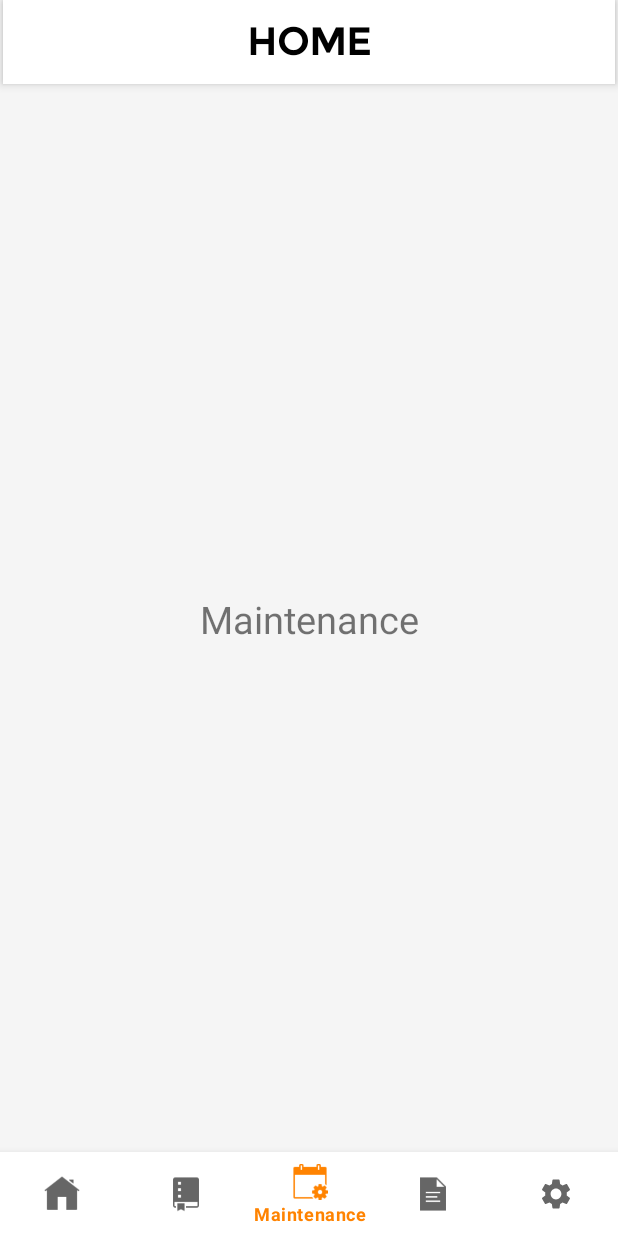
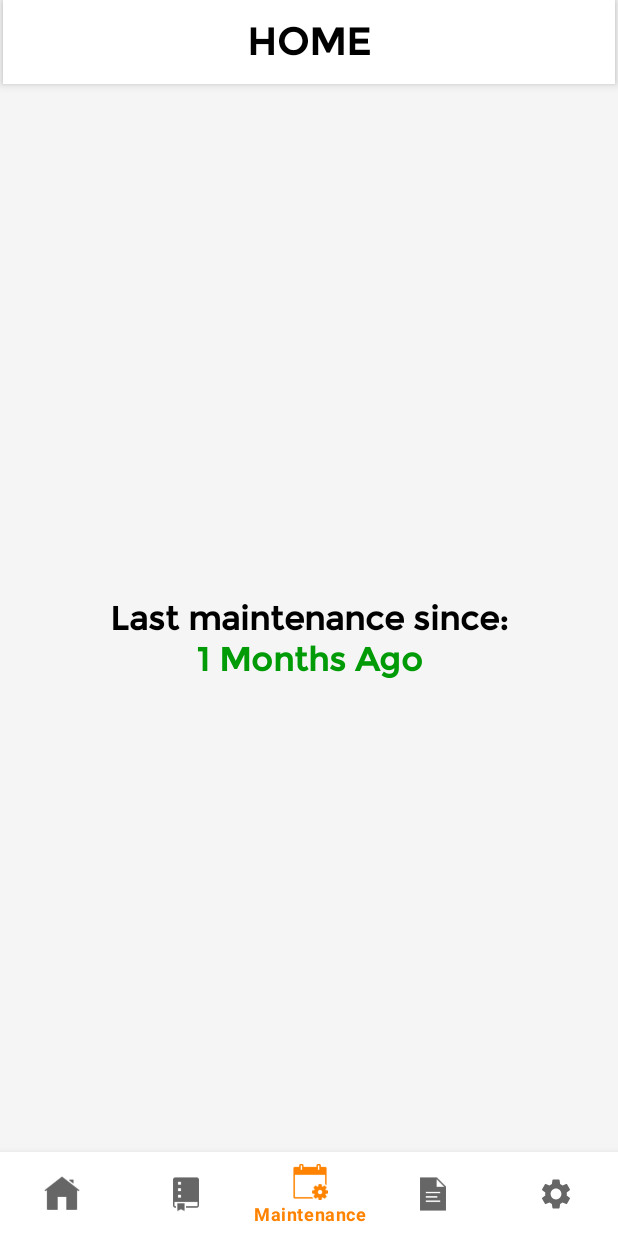
Before and after one commit to DylanRoan/boncafe-uae-maintenance, an Android app: the Maintenance screen opened through its navigation route, on a phone screen of 412 x 824 dp. Run offline under Robolectric (Android 15) with nearby library versions, the phone set to English and light mode, and no system bars; our stand-ins replace navigation-ui.

Commit message:
Functional maintenance

```diff
--- a/app/src/main/java/com/example/boncafeuaemaintenance/HomeActivity.kt
+++ b/app/src/main/java/com/example/boncafeuaemaintenance/HomeActivity.kt
@@ -23,7 +23,7 @@ class HomeActivity : AppCompatActivity() {
         // Make a functional BottomNavMenu
         bottomNavigationView.setupWithNavController(navController)
 
-        // Set up toolbar (top nav menu) with NavController
+        // Set up toolbar (top nav menu)
         setSupportActionBar(toolbar)
         val actionBar = supportActionBar
         actionBar?.setDisplayShowTitleEnabled(false) // disable default toolbar's title
--- a/app/src/main/java/com/example/boncafeuaemaintenance/Maintenance.kt
+++ b/app/src/main/java/com/example/boncafeuaemaintenance/Maintenance.kt
@@ -1,10 +1,19 @@
 package com.example.boncafeuaemaintenance
 
+import android.annotation.SuppressLint
+import android.graphics.Color
+import android.os.Build
 import android.os.Bundle
+import android.util.Log
 import androidx.fragment.app.Fragment
 import android.view.LayoutInflater
 import android.view.View
 import android.view.ViewGroup
+import android.widget.TextView
+import androidx.annotation.RequiresApi
+import kotlinx.android.synthetic.main.fragment_maintenance.*
+import java.time.format.DateTimeFormatter
+import java.time.LocalDate
 
 // TODO: Rename parameter arguments, choose names that match
 // the fragment initialization parameters, e.g. ARG_ITEM_NUMBER
@@ -21,6 +30,7 @@ class Maintenance : Fragment() {
     private var param1: String? = null
     private var param2: String? = null
 
+    @SuppressLint("NewApi")
     override fun onCreate(savedInstanceState: Bundle?) {
         super.onCreate(savedInstanceState)
         arguments?.let {
@@ -29,12 +39,49 @@ class Maintenance : Fragment() {
         }
     }
 
+    @SuppressLint("NewApi", "SetTextI18n")
     override fun onCreateView(
         inflater: LayoutInflater, container: ViewGroup?,
         savedInstanceState: Bundle?
     ): View? {
+        // Inflate layout for this fragment
+        val view = inflater.inflate(R.layout.fragment_maintenance, container, false)
+
+        // Last maintenance date and calculate days ago
+        val lastMaintenanceDate = "2023-03-11"
+        val daysAgo = getDaysAgo(lastMaintenanceDate)
+
+        // Date Conversion
+        val monthsAgo = daysAgo / 30
+        val yearsAgo = monthsAgo / 12
+
+        // Update text (number of days ago)
+        val txtDateMaintenance = view.findViewById<TextView>(R.id.txt_date_maintenance)
+        if (daysAgo == 0) txtDateMaintenance.text = "Today"
+        else if (daysAgo < 31) txtDateMaintenance.text = "$daysAgo Days Ago"
+        else if (daysAgo < 365) txtDateMaintenance.text = "$monthsAgo Months Ago"
+        else txtDateMaintenance.text = "$yearsAgo Years Ago"
+
+        // Update text color (based on: below 3 months, below 6 months, more than 6 months )
+        if (daysAgo < 90) txtDateMaintenance.setTextColor(Color.parseColor("#009B06"))
+        else if (daysAgo < 180) txtDateMaintenance.setTextColor(Color.parseColor("#F29D38"))
+        else txtDateMaintenance.setTextColor(Color.parseColor("#FF0000"))
+
         // Inflate the layout for this fragment
-        return inflater.inflate(R.layout.fragment_maintenance, container, false)
+        return view
+    }
+
+    // Calculate number of days ago since last maintenance date
+    @SuppressLint("NewApi")
+    fun getDaysAgo(date: String): Int {
+        // Calculate days ago
+        val formatter = DateTimeFormatter.ofPattern("yyyy-MM-dd")
+        val pastDate = LocalDate.parse(date, formatter)
+        val currentDate = LocalDate.now()
+        val daysAgo = currentDate.toEpochDay() - pastDate.toEpochDay()
+
+        // Result
+        return daysAgo.toInt()
     }
 
     companion object {
--- a/app/src/main/res/layout/fragment_maintenance.xml
+++ b/app/src/main/res/layout/fragment_maintenance.xml
@@ -7,14 +7,34 @@
     tools:context=".Maintenance">
 
     <TextView
+        android:id="@+id/txt_maintenance"
         android:layout_width="wrap_content"
         android:layout_height="wrap_content"
-        android:text="Maintenance"
-        android:textSize="25sp"
+        android:text="Last maintenance since:"
+        android:textSize="22sp"
+        android:textStyle="bold"
+        android:textColor="#000"
+        android:fontFamily="@font/montserratt"
         app:layout_constraintBottom_toBottomOf="parent"
         app:layout_constraintEnd_toEndOf="parent"
         app:layout_constraintStart_toStartOf="parent"
         app:layout_constraintTop_toTopOf="parent"
         tools:ignore="HardcodedText" />
 
+    <TextView
+        android:id="@+id/txt_date_maintenance"
+        android:layout_width="wrap_content"
+        android:layout_height="wrap_content"
+        android:fontFamily="@font/montserratt"
+        android:text="1 Days ago"
+        android:textColor="#009B06"
+        android:textSize="22sp"
+        android:textStyle="bold"
+        app:layout_constraintBottom_toBottomOf="parent"
+        app:layout_constraintEnd_toEndOf="parent"
+        app:layout_constraintStart_toStartOf="parent"
+        app:layout_constraintTop_toBottomOf="@id/txt_maintenance"
+        app:layout_constraintVertical_bias="0"
+        tools:ignore="HardcodedText" />
+
 </androidx.constraintlayout.widget.ConstraintLayout>
--- a/app/src/main/res/layout/fragment_settings.xml
+++ b/app/src/main/res/layout/fragment_settings.xml
@@ -9,7 +9,7 @@
     <TextView
         android:layout_width="wrap_content"
         android:layout_height="wrap_content"
-        android:text="Booking"
+        android:text="settings"
         android:textSize="25sp"
         app:layout_constraintBottom_toBottomOf="parent"
         app:layout_constraintEnd_toEndOf="parent"
```
Also changed, not shown: app/src/main/res/layout/fragment_booking.xml (+5 -14 lines), app/src/main/res/layout/fragment_home.xml (+0 -14 lines).
